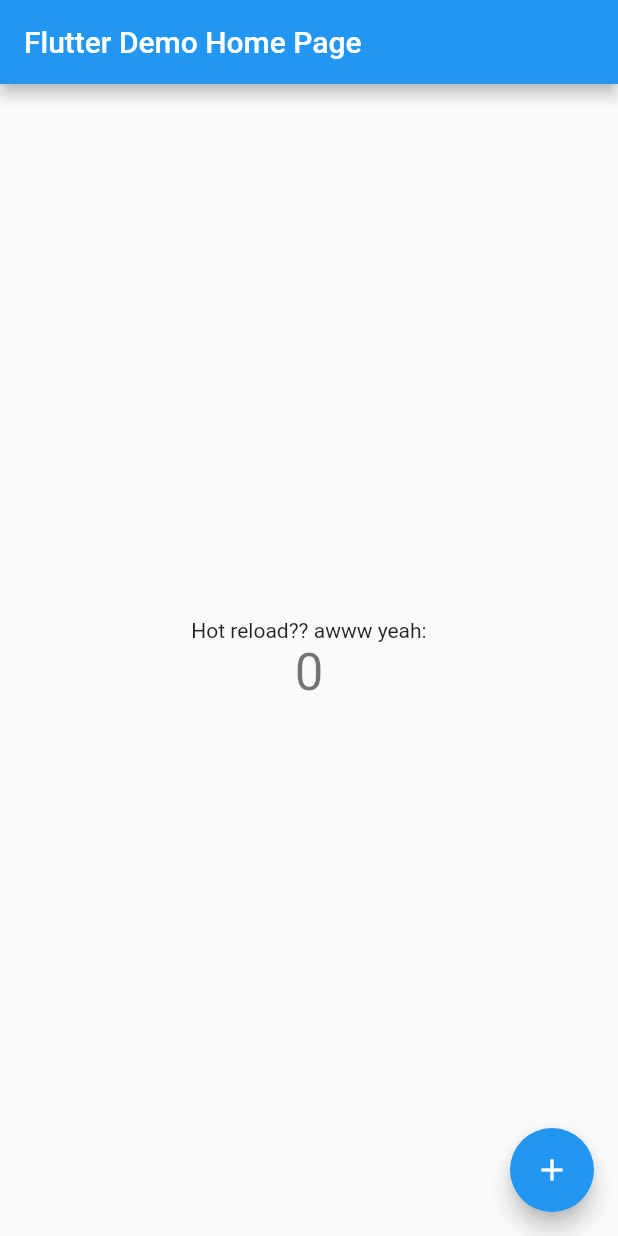
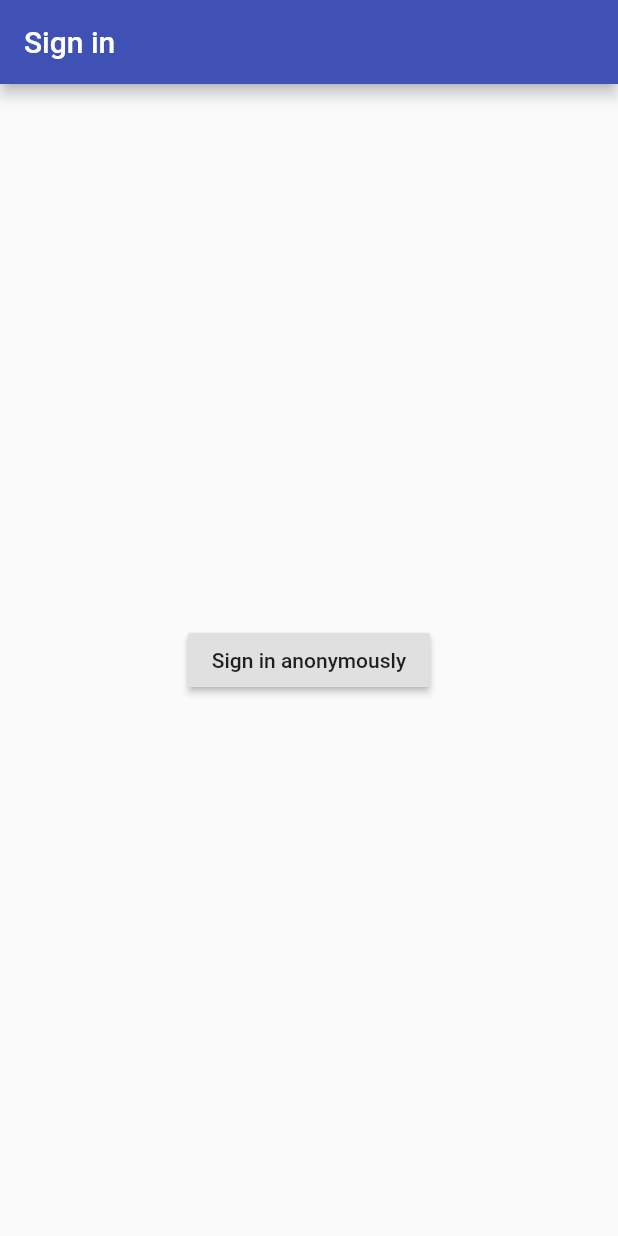
Before and after one commit to ericadu/minifridge, a Flutter app: the screen it shows after launch, on a phone screen of 412 x 824 dp. Run offline on Flutter 3.47's test engine with Material 2 defaults, Android fonts, the phone set to English and light mode, and no system bars; our stand-ins replace firebase_auth; accounts and stored records are empty.

Commit message:
Add firebase auth and sign in anon.

```diff
--- a/minifridge_app/lib/main.dart
+++ b/minifridge_app/lib/main.dart
@@ -1,4 +1,7 @@
+import 'package:firebase_auth/firebase_auth.dart';
 import 'package:flutter/material.dart';
+import 'package:minifridge_app/screens/login.dart';
+import 'package:minifridge_app/screens/home.dart';
 
 void main() {
   runApp(MyApp());
@@ -9,7 +12,7 @@ class MyApp extends StatelessWidget {
   @override
   Widget build(BuildContext context) {
     return MaterialApp(
-      title: 'Flutter Demo',
+      title: 'Minifridge',
       theme: ThemeData(
         // This is the theme of your application.
         //
@@ -20,98 +23,37 @@ class MyApp extends StatelessWidget {
         // or simply save your changes to "hot reload" in a Flutter IDE).
         // Notice that the counter didn't reset back to zero; the application
         // is not restarted.
-        primarySwatch: Colors.blue,
+        primarySwatch: Colors.indigo,
         // This makes the visual density adapt to the platform that you run
         // the app on. For desktop platforms, the controls will be smaller and
         // closer together (more dense) than on mobile platforms.
         visualDensity: VisualDensity.adaptivePlatformDensity,
       ),
-      home: MyHomePage(title: 'Flutter Demo Home Page'),
+      home: LandingScreen(),
     );
   }
 }
 
-class MyHomePage extends StatefulWidget {
-  MyHomePage({Key key, this.title}) : super(key: key);
-
-  // This widget is the home page of your application. It is stateful, meaning
-  // that it has a State object (defined below) that contains fields that affect
-  // how it looks.
-
-  // This class is the configuration for the state. It holds the values (in this
-  // case the title) provided by the parent (in this case the App widget) and
-  // used by the build method of the State. Fields in a Widget subclass are
-  // always marked "final".
-
-  final String title;
-
-  @override
-  _MyHomePageState createState() => _MyHomePageState();
-}
-
-class _MyHomePageState extends State<MyHomePage> {
-  int _counter = 0;
-
-  void _incrementCounter() {
-    setState(() {
-      // This call to setState tells the Flutter framework that something has
-      // changed in this State, which causes it to rerun the build method below
-      // so that the display can reflect the updated values. If we changed
-      // _counter without calling setState(), then the build method would not be
-      // called again, and so nothing would appear to happen.
-      _counter++;
-    });
-  }
-
+class LandingScreen extends StatelessWidget {
   @override
   Widget build(BuildContext context) {
-    // This method is rerun every time setState is called, for instance as done
-    // by the _incrementCounter method above.
-    //
-    // The Flutter framework has been optimized to make rerunning build methods
-    // fast, so that you can just rebuild anything that needs updating rather
-    // than having to individually change instances of widgets.
-    return Scaffold(
-      appBar: AppBar(
-        // Here we take the value from the MyHomePage object that was created by
-        // the App.build method, and use it to set our appbar title.
-        title: Text(widget.title),
-      ),
-      body: Center(
-        // Center is a layout widget. It takes a single child and positions it
-        // in the middle of the parent.
-        child: Column(
-          // Column is also a layout widget. It takes a list of children and
-          // arranges them vertically. By default, it sizes itself to fit its
-          // children horizontally, and tries to be as tall as its parent.
-          //
-          // Invoke "debug painting" (press "p" in the console, choose the
-          // "Toggle Debug Paint" action from the Flutter Inspector in Android
-          // Studio, or the "Toggle Debug Paint" command in Visual Studio Code)
-          // to see the wireframe for each widget.
-          //
-          // Column has various properties to control how it sizes itself and
-          // how it positions its children. Here we use mainAxisAlignment to
-          // center the children vertically; the main axis here is the vertical
-          // axis because Columns are vertical (the cross axis would be
-          // horizontal).
-          mainAxisAlignment: MainAxisAlignment.center,
-          children: <Widget>[
-            Text(
-              'Hot reload?? awww yeah:',
+    return StreamBuilder<FirebaseUser>(
+      stream: FirebaseAuth.instance.onAuthStateChanged,
+      builder: (context, snapshot) {
+        if (snapshot.connectionState == ConnectionState.active) {
+          FirebaseUser user = snapshot.data;
+          if (user == null) {
+            return LoginScreen();
+          }
+          return HomeScreen();
+        } else {
+          return Scaffold(
+            body: Center(
+              child: CircularProgressIndicator(),
             ),
-            Text(
-              '$_counter',
-              style: Theme.of(context).textTheme.headline4,
-            ),
-          ],
-        ),
-      ),
-      floatingActionButton: FloatingActionButton(
-        onPressed: _incrementCounter,
-        tooltip: 'Increment',
-        child: Icon(Icons.add),
-      ), // This trailing comma makes auto-formatting nicer for build methods.
+          );
+        }
+      },
     );
   }
 }
--- /dev/null
+++ b/minifridge_app/lib/screens/login.dart
@@ -0,0 +1,26 @@
+import 'package:flutter/material.dart';
+import 'package:firebase_auth/firebase_auth.dart';
+
+class LoginScreen extends StatelessWidget {
+
+  Future<void> _signInAnonymously() async {
+    try {
+      await FirebaseAuth.instance.signInAnonymously();
+    } catch (e) {
+      print(e);
+    }
+  }
+
+  @override
+  Widget build(BuildContext context) {
+    return Scaffold(
+      appBar: AppBar(title: Text('Sign in')),
+      body: Center(
+        child: RaisedButton(
+          child: Text('Sign in anonymously'),
+          onPressed: _signInAnonymously,
+        ),
+      ),
+    );
+  }
+}
--- a/minifridge_app/pubspec.yaml
+++ b/minifridge_app/pubspec.yaml
@@ -23,7 +23,9 @@ environment:
 dependencies:
   flutter:
     sdk: flutter
-
+  firebase_core: ^0.4.0+9
+  firebase_analytics: ^5.0.2
+  firebase_auth: ^0.14.0+5
 
   # The following adds the Cupertino Icons font to your application.
   # Use with the CupertinoIcons class for iOS style icons.
```
Also changed, not shown: minifridge_app/lib/screens/home.dart (added, +35 -0 lines), minifridge_app/pubspec.lock, 16 other files.
